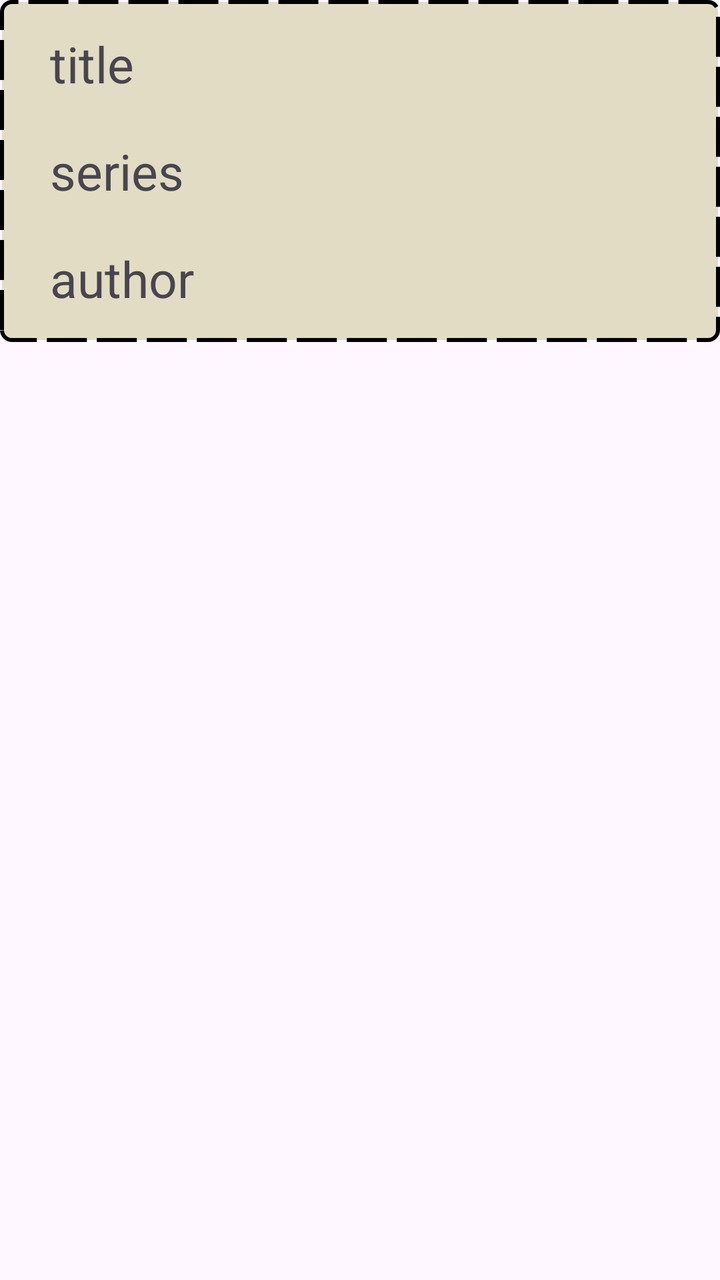
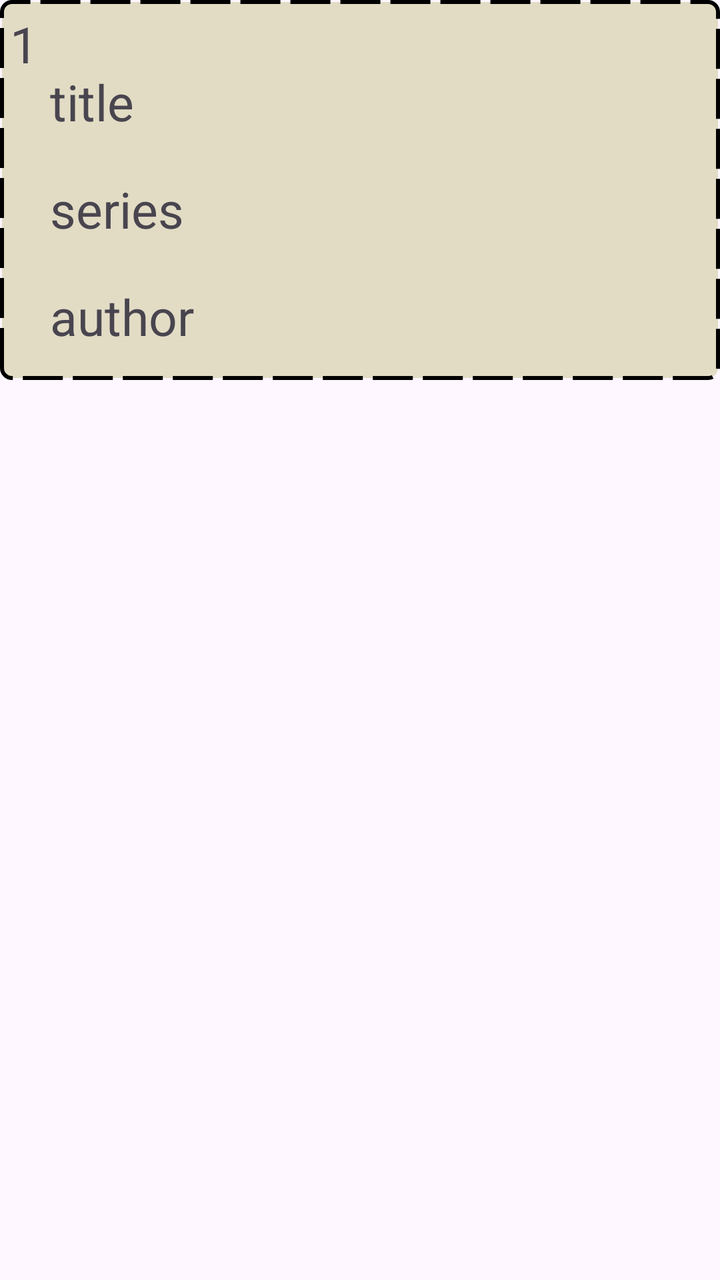

An Android layout rendered at two revisions. The XML below is the earlier revision; the diff shows what the commit changed to produce the second picture.
<!-- AndroidManifest.xml: application theme Theme.Pr_3kurs_5_1_Romanov -->
<!-- res/layout/book_data.xml -->
<?xml version="1.0" encoding="utf-8"?>
<RelativeLayout xmlns:android="http://schemas.android.com/apk/res/android"
    android:layout_width="match_parent"
    android:layout_height="wrap_content">

<LinearLayout
    android:layout_width="match_parent"
    android:layout_height="wrap_content"
    android:orientation="vertical"
    android:background="@drawable/background_rectangle"
    android:padding="5dp">
    <TextView
        android:id="@+id/title"
        android:layout_width="wrap_content"
        android:layout_height="wrap_content"

        android:layout_marginStart="10dp"

        android:padding="10dp"
        android:text="title"
        android:textSize="25sp" />

    <TextView
        android:id="@+id/series"
        android:layout_width="wrap_content"
        android:layout_height="wrap_content"


        android:layout_marginStart="10dp"

        android:padding="10dp"
        android:text="series"
        android:textSize="25sp" />

    <TextView
        android:id="@+id/author"
        android:layout_width="wrap_content"
        android:layout_height="wrap_content"


        android:layout_marginStart="10dp"

        android:padding="10dp"
        android:text="author"
        android:textSize="25sp" />
</LinearLayout>

</RelativeLayout>
<!-- resources referenced by this layout -->
<resources>
  <!-- drawable background_rectangle (drawable) -->
  <?xml version="1.0" encoding="utf-8"?>
  <shape xmlns:android="http://schemas.android.com/apk/res/android">
  <solid android:color="@color/background"/>
      <corners android:radius="5dp"/>
      <stroke android:color="@color/black" android:width="2dp" android:dashWidth="20dp" android:dashGap="5dp"/>
  
  </shape>
  <style name="Theme.Pr_3kurs_5_1_Romanov" parent="Base.Theme.Pr_3kurs_5_1_Romanov" />
  <color name="background">#e2dcc5</color>
  <color name="black">#FF000000</color>
  <style name="Base.Theme.Pr_3kurs_5_1_Romanov" parent="Theme.Material3.DayNight.NoActionBar">
          
          
      </style>
</resources>

<!-- the commit's change to res/layout/book_data.xml (unified diff, before → after) -->
@@ -8,14 +8,24 @@
     android:layout_height="wrap_content"
     android:orientation="vertical"
     android:background="@drawable/background_rectangle"
-    android:padding="5dp">
+    android:padding="5dp"
+
+    >
+    <TextView
+        android:id="@+id/id"
+        android:layout_width="wrap_content"
+        android:layout_height="wrap_content"
+
+        android:text="1"
+        android:textSize="25sp" />
+
     <TextView
         android:id="@+id/title"
         android:layout_width="wrap_content"
         android:layout_height="wrap_content"
 
         android:layout_marginStart="10dp"
-
+        android:layout_marginTop="-15dp"
         android:padding="10dp"
         android:text="title"
         android:textSize="25sp" />
